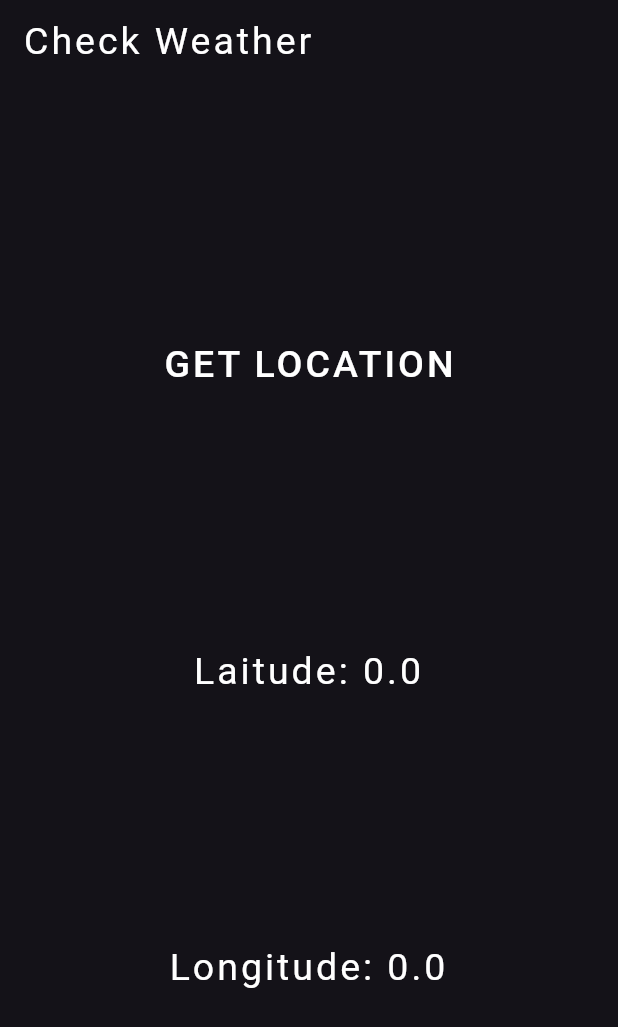
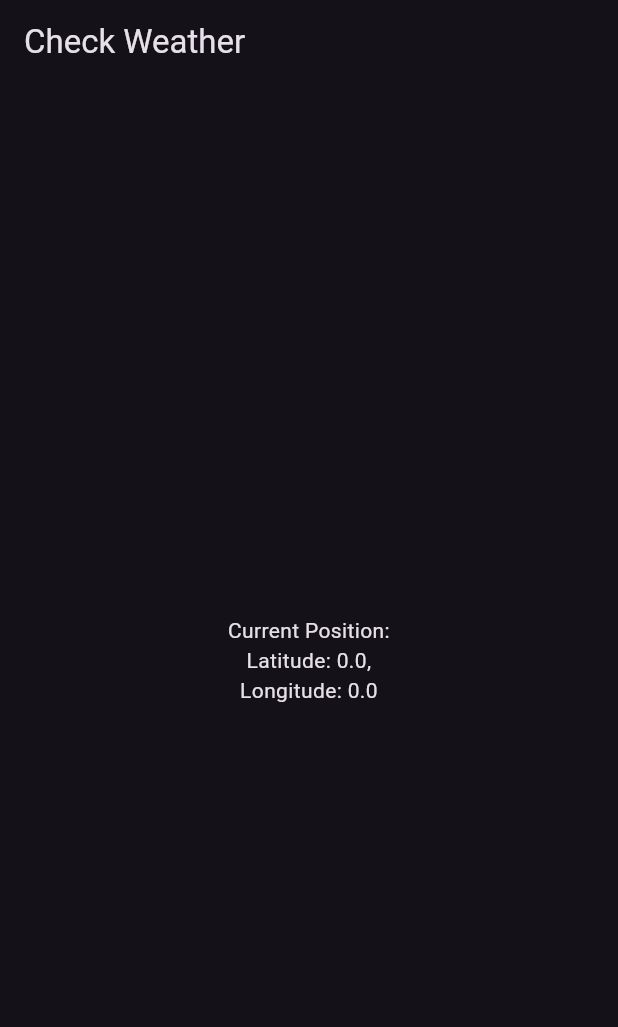
Before and after one commit to CodeWithIsmail/App-Development, a Flutter app: the screen it shows after launch, on a phone screen of 412 x 824 dp. Shown: the top 1027 px of the screen. Run offline on Flutter 3.47's test engine with Material 3 defaults, Android fonts, the phone set to English and light mode, and no system bars; our stand-ins replace audioplayers, fl_chart, flutter_svg, fluttertoast, font_awesome_flutter, geolocator and 1 more; project files that could hold a hidden picture were left out.

Commit message:
weather app geolocator worked

```diff
--- a/Check Weather/check_weather/lib/constants.dart
+++ /dev/null
@@ -1,7 +0,0 @@
-import 'package:flutter/material.dart';
-
-const KAppBarTextStyle=TextStyle(
-  fontSize: 25,
-  letterSpacing: 2,
-  color: Colors.white
-);
--- a/Check Weather/check_weather/lib/main.dart
+++ b/Check Weather/check_weather/lib/main.dart
@@ -1,9 +1,8 @@
 // ignore_for_file: prefer_const_constructors
 
-import 'package:check_weather/constants.dart';
+import 'package:check_weather/services/location.dart';
 import 'package:flutter/material.dart';
-import 'package:geolocator/geolocator.dart';
-import 'constants.dart';
+import 'package:http/http.dart' as http;
 
 void main() {
   runApp(const MyApp());
@@ -17,48 +16,42 @@ class MyApp extends StatefulWidget {
 }
 
 class _MyAppState extends State<MyApp> {
-  double latitude=0.0,longitue=0.0;
+  String locationMessage = 'Checking location...';
+
+  void getLoc() async {
+    GetLocation getLocation = GetLocation();
+    await getLocation.initLocation();
+    // print(getLocation.latitude);
+    setState(() {
+      locationMessage =
+          'Current Position: \nLatitude: ${getLocation.latitude}, \nLongitude: ${getLocation.longitude}';
+    });
+  }
+
+  @override
+  void initState() {
+    super.initState();
+    getLoc();
+  }
+
+  void getDataFromNet()
+  {
+
+  }
+
   @override
   Widget build(BuildContext context) {
     return MaterialApp(
       theme: ThemeData.dark(),
       home: Scaffold(
         appBar: AppBar(
-          title: Text(
-            'Check Weather',
-            style: KAppBarTextStyle,
+          title: Text('Check Weather'),
+        ),
+        body: Center(
+          child: Text(
+            locationMessage,
             textAlign: TextAlign.center,
           ),
-        ),
-        body: Column(
-          crossAxisAlignment: CrossAxisAlignment.stretch,
-          mainAxisAlignment: MainAxisAlignment.spaceEvenly,
-          children: [
-            TextButton(
-              onPressed: () async {
-                Position position = await Geolocator.getCurrentPosition(
-                    desiredAccuracy: LocationAccuracy.high);
-
-                print(position);
-
-                setState(() {
-                  latitude=position.latitude;
-                  longitue=position.longitude;
-                });
-              },
-              child: Text('GET LOCATION',style: KAppBarTextStyle,),
-            ),
-            Text(
-              textAlign: TextAlign.center,
-              'Laitude: $latitude',
-              style: KAppBarTextStyle,
-            ),
-            Text(
-              textAlign: TextAlign.center,
-              'Longitude: $longitue',
-              style: KAppBarTextStyle,
-            ),
-          ],
         ),
       ),
     );
--- /dev/null
+++ b/Check Weather/check_weather/lib/services/location.dart
@@ -0,0 +1,43 @@
+import 'package:geolocator/geolocator.dart';
+
+class GetLocation {
+  double latitude = 0;
+  double longitude = 0;
+
+  Future<void> initLocation() async {
+    try {
+      Position position = await _determinePosition();
+      print(position);
+      latitude = position.latitude;
+      longitude = position.longitude;
+    } catch (e) {
+      print(e);
+    }
+  }
+}
+
+Future<Position> _determinePosition() async {
+  bool serviceEnabled;
+  LocationPermission permission;
+
+  serviceEnabled = await Geolocator.isLocationServiceEnabled();
+  if (!serviceEnabled) {
+    return Future.error('Location services are disabled.');
+  }
+
+  permission = await Geolocator.checkPermission();
+  if (permission == LocationPermission.denied) {
+    permission = await Geolocator.requestPermission();
+    if (permission == LocationPermission.denied) {
+      return Future.error('Location permissions are denied');
+    }
+  }
+
+  if (permission == LocationPermission.deniedForever) {
+    return Future.error(
+        'Location permissions are permanently denied, we cannot request permissions.');
+  }
+
+  return await Geolocator.getCurrentPosition(
+      desiredAccuracy: LocationAccuracy.high);
+}
--- a/Check Weather/check_weather/pubspec.yaml
+++ b/Check Weather/check_weather/pubspec.yaml
@@ -36,6 +36,8 @@ dependencies:
   # Use with the CupertinoIcons class for iOS style icons.
   cupertino_icons: ^1.0.6
   geolocator: ^12.0.0
+  permission_handler: ^11.3.1
+  http: ^1.2.1
 
 dev_dependencies:
   flutter_test:
--- a/health_tracker/lib/main.dart
+++ b/health_tracker/lib/main.dart
@@ -32,6 +32,8 @@ class MyApp extends StatelessWidget {
           backgroundColor: Colors.blue.shade300,
           centerTitle: true,
           titleTextStyle: KAppBarTextStyle,
+
+          // color: Colors.lightGreenAccent,
         ),
       ),
       // home: HomePage(),
```
Also changed, not shown: Check Weather/check_weather/lib/screens/city_screen.dart (added, +51 -0 lines), Check Weather/check_weather/lib/screens/loading_screen.dart (added, +22 -0 lines), Check Weather/check_weather/lib/screens/location_screen.dart (added, +76 -0 lines), Check Weather/check_weather/lib/services/weather.dart (added, +33 -0 lines), Check Weather/check_weather/lib/utilities/constants.dart (added, +20 -0 lines), health_tracker/lib/HomePage.dart (+8 -0 lines), health_tracker/lib/constants.dart (+5 -4 lines), Check Weather/check_weather/fonts/SpartanMB-Black.otf (added), Check Weather/check_weather/images/city_background.jpg (added), Check Weather/check_weather/images/location_background.jpg (added), Check Weather/check_weather/lib/services/networking.dart (added), Check Weather/check_weather/pubspec.lock, 4 other files.
